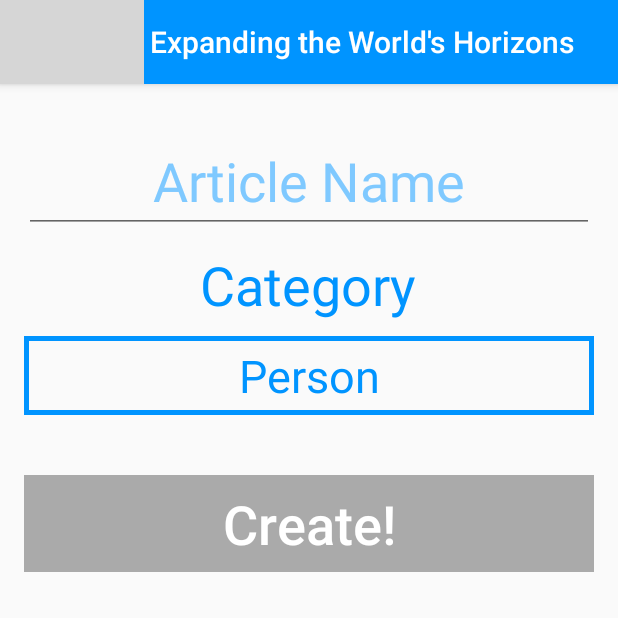
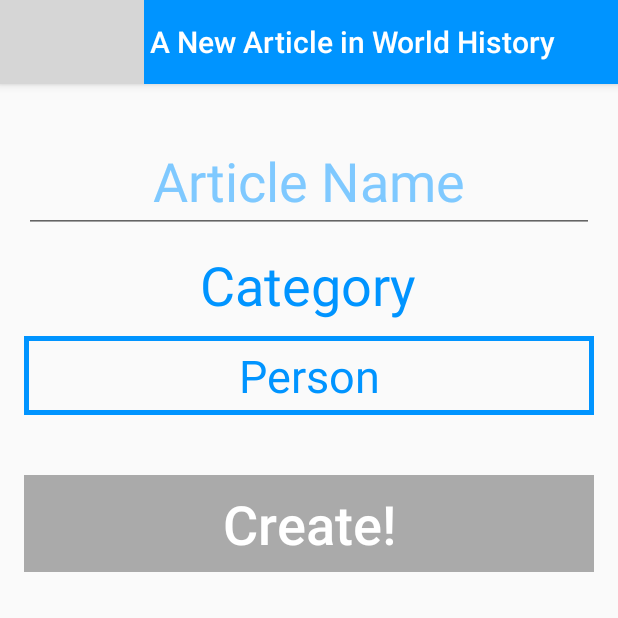
Before and after one commit to MarquisLP/World-Scribe, an Android app: the CreateArticleActivity screen opened directly, with no data from a screen before it, on a phone screen of 412 x 824 dp, the top half of it. Run offline under Robolectric (Android 15) with nearby library versions, the phone set to English and light mode, and no system bars; 1 statement that could not run was skipped; grey boxes are pictures that could not be loaded.

Commit message:
Clarify title in CreateArticleActivity

```diff
--- a/app/src/main/res/values/strings.xml
+++ b/app/src/main/res/values/strings.xml
@@ -92,7 +92,7 @@
     <string name="editConnectionTitle">Edit Connection</string>
     <string name="editMembershipTitle">Edit Membership</string>
     <string name="createSnippetTitle">A New Snippet of Info</string>
-    <string name="createArticleTitle">Expanding the World\'s Horizons</string>
+    <string name="createArticleTitle">A New Article in World History</string>
 
     <string name="confirmWorldDeletionTitle">Delete %1$s</string>
     <string name="confirmWorldDeletion">Are you sure you wish to delete %1$s?\nOnce a World is deleted, it cannot be recovered.</string>
```
